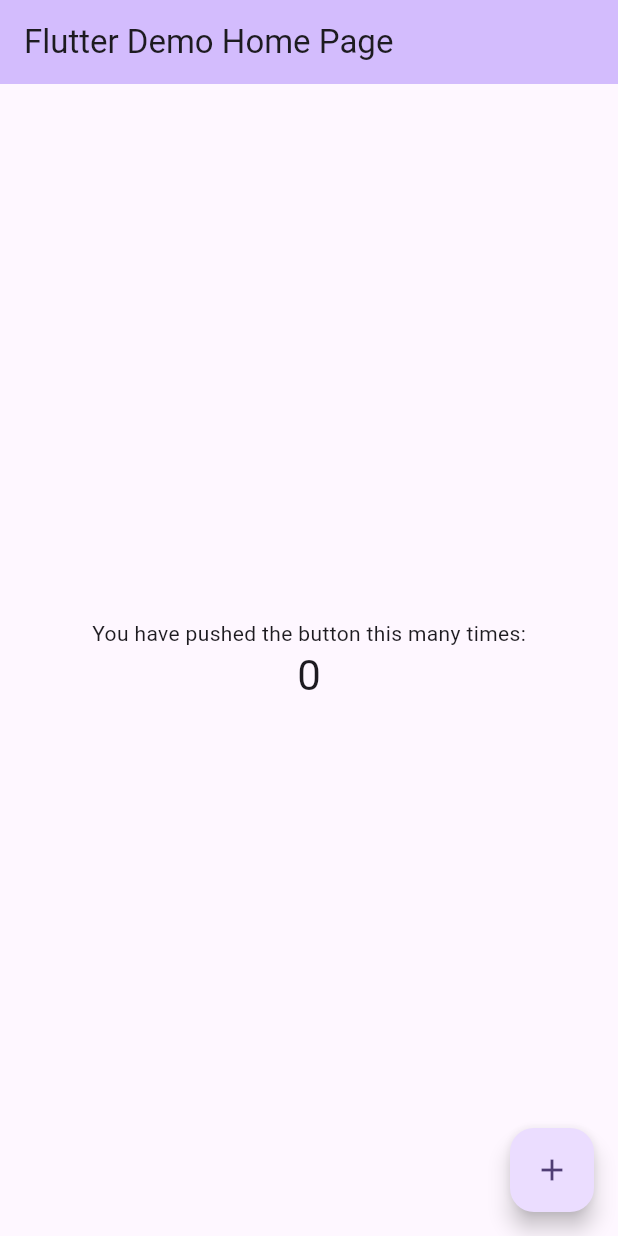
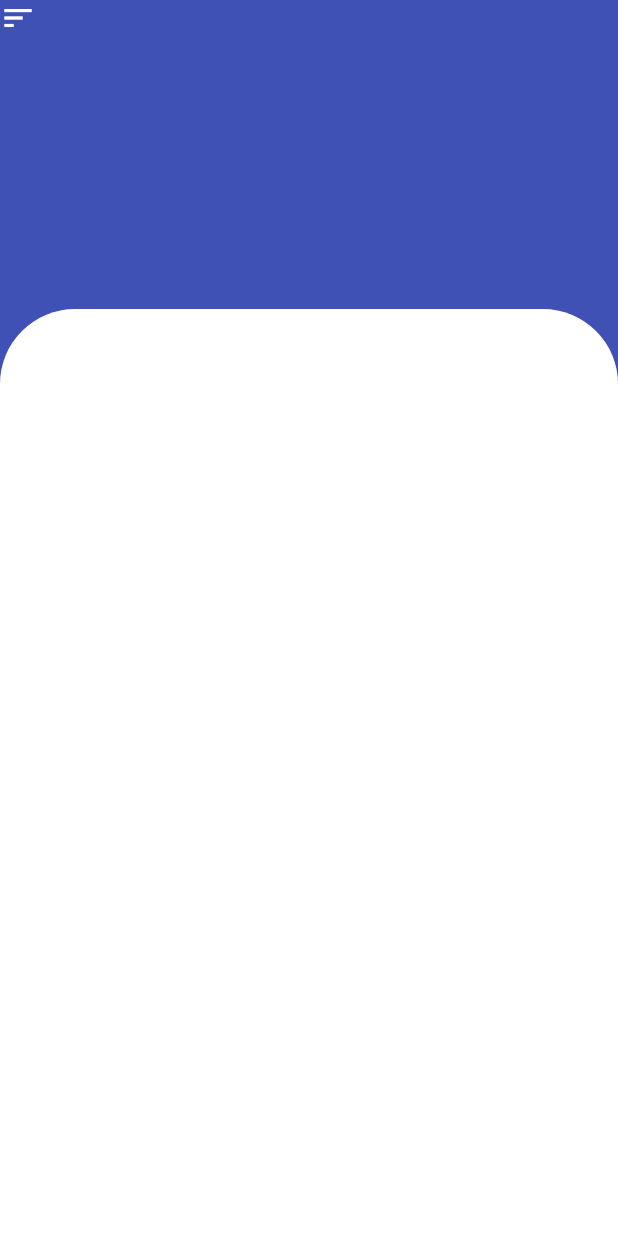
Before and after one commit to webwatson92/MobiledashBoard-Flutter, a Flutter app: the screen it shows after launch, on a phone screen of 412 x 824 dp. Run offline on Flutter 3.47's test engine with Material 3 defaults, Android fonts, the phone set to English and light mode, and no system bars.

Commit message:
Stop sur le premier container avec la color white minute 6:27

```diff
--- /dev/null
+++ b/lib/dashboard.dart
@@ -0,0 +1,49 @@
+import 'package:flutter/material.dart';
+
+class Dashboard extends StatelessWidget {
+  var height, width;
+
+  @override
+  Widget build(BuildContext context) {
+    height = MediaQuery.of(context).size.height;
+    width = MediaQuery.of(context).size.width;
+    return Scaffold(
+      body: Container(
+        color: Colors.indigo,
+        height: height,
+        width: width,
+        child: Column(
+          children:[
+            Container(
+              decoration: BoxDecoration(),
+              height: height * 0.25,
+              width: width,
+              child: Column(
+                children: [
+                  Row(children: [
+                    InkWell(
+                      onTap: (){},
+                      child: Icon(Icons.sort, color: Colors.white),
+                    ),
+                  ],),
+                ],
+              ),
+            ),
+            Container(
+              decoration: const BoxDecoration(
+                color: Colors.white,
+                borderRadius: BorderRadius.only(
+                  topLeft: Radius.circular(50),
+                  topRight: Radius.circular(50)
+                )
+              ),
+              height: height * 0.75,
+              width: width,
+            ),
+          ],
+        ),
+      ),
+    );
+  }
+
+}
--- a/lib/main.dart
+++ b/lib/main.dart
@@ -1,4 +1,5 @@
 import 'package:flutter/material.dart';
+import 'package:mobiledashboard/dashboard.dart';
 
 void main() {
   runApp(const MyApp());
@@ -7,119 +8,11 @@ void main() {
 class MyApp extends StatelessWidget {
   const MyApp({super.key});
 
-  // This widget is the root of your application.
   @override
   Widget build(BuildContext context) {
     return MaterialApp(
-      title: 'Flutter Demo',
-      theme: ThemeData(
-        // This is the theme of your application.
-        //
-        // TRY THIS: Try running your application with "flutter run". You'll see
-        // the application has a blue toolbar. Then, without quitting the app,
-        // try changing the seedColor in the colorScheme below to Colors.green
-        // and then invoke "hot reload" (save your changes or press the "hot
-        // reload" button in a Flutter-supported IDE, or press "r" if you used
-        // the command line to start the app).
-        //
-        // Notice that the counter didn't reset back to zero; the application
-        // state is not lost during the reload. To reset the state, use hot
-        // restart instead.
-        //
-        // This works for code too, not just values: Most code changes can be
-        // tested with just a hot reload.
-        colorScheme: ColorScheme.fromSeed(seedColor: Colors.deepPurple),
-        useMaterial3: true,
-      ),
-      home: const MyHomePage(title: 'Flutter Demo Home Page'),
+      debugShowCheckedModeBanner: false,
+      home: Dashboard(),
     );
   }
 }
-
-class MyHomePage extends StatefulWidget {
-  const MyHomePage({super.key, required this.title});
-
-  // This widget is the home page of your application. It is stateful, meaning
-  // that it has a State object (defined below) that contains fields that affect
-  // how it looks.
-
-  // This class is the configuration for the state. It holds the values (in this
-  // case the title) provided by the parent (in this case the App widget) and
-  // used by the build method of the State. Fields in a Widget subclass are
-  // always marked "final".
-
-  final String title;
-
-  @override
-  State<MyHomePage> createState() => _MyHomePageState();
-}
-
-class _MyHomePageState extends State<MyHomePage> {
-  int _counter = 0;
-
-  void _incrementCounter() {
-    setState(() {
-      // This call to setState tells the Flutter framework that something has
-      // changed in this State, which causes it to rerun the build method below
-      // so that the display can reflect the updated values. If we changed
-      // _counter without calling setState(), then the build method would not be
-      // called again, and so nothing would appear to happen.
-      _counter++;
-    });
-  }
-
-  @override
-  Widget build(BuildContext context) {
-    // This method is rerun every time setState is called, for instance as done
-    // by the _incrementCounter method above.
-    //
-    // The Flutter framework has been optimized to make rerunning build methods
-    // fast, so that you can just rebuild anything that needs updating rather
-    // than having to individually change instances of widgets.
-    return Scaffold(
-      appBar: AppBar(
-        // TRY THIS: Try changing the color here to a specific color (to
-        // Colors.amber, perhaps?) and trigger a hot reload to see the AppBar
-        // change color while the other colors stay the same.
-        backgroundColor: Theme.of(context).colorScheme.inversePrimary,
-        // Here we take the value from the MyHomePage object that was created by
-        // the App.build method, and use it to set our appbar title.
-        title: Text(widget.title),
-      ),
-      body: Center(
-        // Center is a layout widget. It takes a single child and positions it
-        // in the middle of the parent.
-        child: Column(
-          // Column is also a layout widget. It takes a list of children and
-          // arranges them vertically. By default, it sizes itself to fit its
-          // children horizontally, and tries to be as tall as its parent.
-          //
-          // Column has various properties to control how it sizes itself and
-          // how it positions its children. Here we use mainAxisAlignment to
-          // center the children vertically; the main axis here is the vertical
-          // axis because Columns are vertical (the cross axis would be
-          // horizontal).
-          //
-          // TRY THIS: Invoke "debug painting" (choose the "Toggle Debug Paint"
-          // action in the IDE, or press "p" in the console), to see the
-          // wireframe for each widget.
-          mainAxisAlignment: MainAxisAlignment.center,
-          children: <Widget>[
-            const Text(
-              'You have pushed the button this many times:',
-            ),
-            Text(
-              '$_counter',
-              style: Theme.of(context).textTheme.headlineMedium,
-            ),
-          ],
-        ),
-      ),
-      floatingActionButton: FloatingActionButton(
-        onPressed: _incrementCounter,
-        tooltip: 'Increment',
-        child: const Icon(Icons.add),
-      ), // This trailing comma makes auto-formatting nicer for build methods.
-    );
-  }
-}
```
